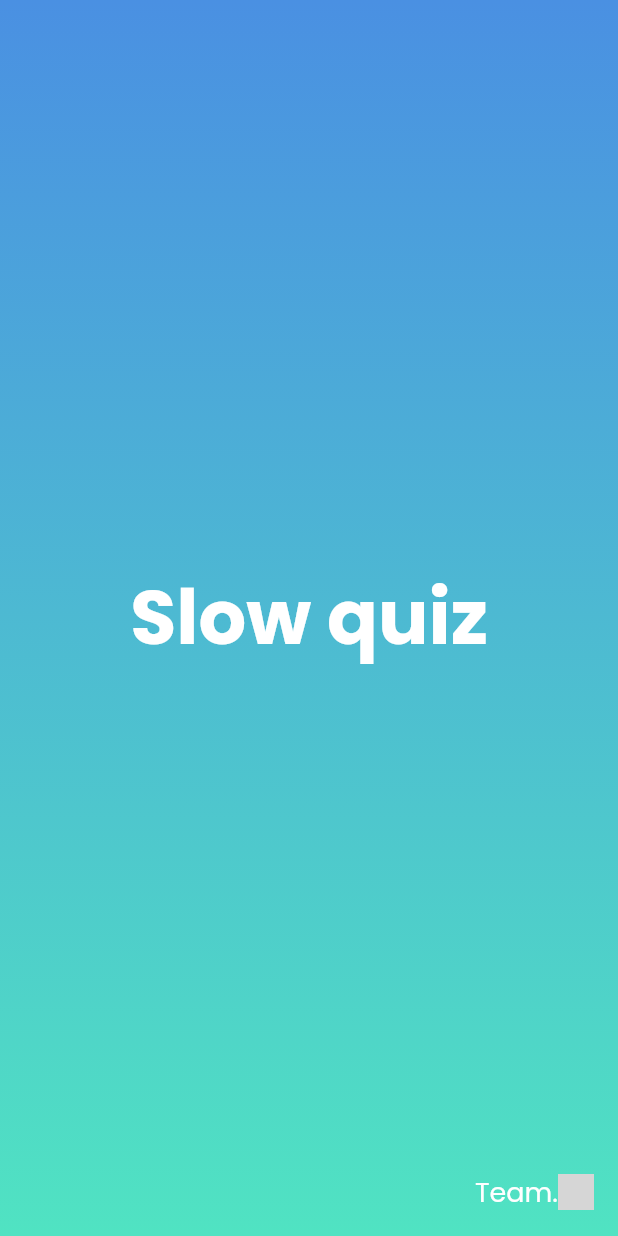
After one commit to SeSAC-ton/flutter, a Flutter app: the SplashScreen screen opened directly, on a phone screen of 412 x 824 dp. The commit adds this screen. Run offline on Flutter 3.47's test engine with Material 3 defaults, Android fonts, the phone set to English and light mode, and no system bars; our stand-ins replace firebase_core, firebase_vertexai, flutter_native_splash, freezed_annotation, go_router, google_fonts and 1 more; accounts and stored records are empty; generated files the repository leaves out were written again; network calls fail; grey boxes are pictures that could not be loaded.

Commit message:
feat: 자동로그인

```diff
--- a/lib/data/data_source/member_data_source/member_data_source.dart
+++ b/lib/data/data_source/member_data_source/member_data_source.dart
@@ -1,3 +1,5 @@
+
+import 'package:sesac_ton/data/model/member/user_info.dart';
 
 import '../../../core/result.dart';
 import '../../model/member/login/login_info.dart';
@@ -7,5 +9,5 @@ abstract interface class MemberDataSource {
   Future<Result<void>> loginUser(LoginInfo loginInfo);
   Future<Result<void>> registerUser(RegisterInfo registerInfo);
   Future<Result<void>> checkUserId(String id);
-  Future<Result<String>> getUserName();
+  Future<Result<UserInfo>> getUserName();
 }
--- a/lib/data/model/member/login/login_info.dart
+++ b/lib/data/model/member/login/login_info.dart
@@ -10,10 +10,6 @@ class LoginInfo with _$LoginInfo {
     required String id,
     @JsonKey(name: 'member_pw')
     required String password,
-    @JsonKey(name: 'gcm_key')
-    required String fcmKey,
-    @JsonKey(name: 'device_os')
-    required String deviceOs,
 
   }) = _LoginInfo;
 
--- a/lib/data/repository/member_repository/member_repository_impl.dart
+++ b/lib/data/repository/member_repository/member_repository_impl.dart
@@ -1,5 +1,6 @@
 import 'package:sesac_ton/data/data_source/member_data_source/member_data_source.dart';
 import 'package:sesac_ton/data/model/member/register/register_info.dart';
+import 'package:sesac_ton/data/model/member/user_info.dart';
 
 import '../../../core/result.dart';
 import '../../model/member/login/login_info.dart';
@@ -20,5 +21,5 @@ class MemberRepositoryImpl implements MemberRepository {
   Future<Result<void>> checkUserId(String id) => memberDataSource.checkUserId(id);
 
   @override
-  Future<Result<String>> getUserName() => memberDataSource.getUserName();
+  Future<Result<UserInfo>> getUserName() => memberDataSource.getUserName();
 }
--- a/lib/presentation/chat/chat_view_model.dart
+++ b/lib/presentation/chat/chat_view_model.dart
@@ -9,8 +9,8 @@ class ChatViewModel extends ChangeNotifier {
     initChat();
   }
 
-  List<String> _messages = [];
-  List<String> _userMessages = [];
+  final List<String> _messages = [];
+  final List<String> _userMessages = [];
 
   String _currentMessage = '';
 
--- a/lib/presentation/component/content_widget.dart
+++ b/lib/presentation/component/content_widget.dart
@@ -15,7 +15,7 @@ class ContentWidget extends StatelessWidget {
   Widget build(BuildContext context) {
     return Expanded(
       child: Container(
-        padding: const EdgeInsets.symmetric(horizontal: 10.0),
+        padding: const EdgeInsets.symmetric(horizontal: 10.0, vertical: 10),
         decoration: BoxDecoration(
           color: ColorStyles.white,
           borderRadius: BorderRadius.circular(20.0),
--- a/lib/presentation/home/home_screen.dart
+++ b/lib/presentation/home/home_screen.dart
@@ -14,7 +14,7 @@ class HomeScreen extends StatelessWidget {
 
   @override
   Widget build(BuildContext context) {
-    final viewmodel = context.watch<HomeViewModel>();
+    context.watch<HomeViewModel>();
     return Scaffold(
       appBar: AppBar(
         actions: [
@@ -35,7 +35,7 @@ class HomeScreen extends StatelessWidget {
       ),
       body: Center(
         child: Padding(
-          padding: const EdgeInsets.symmetric(vertical: 20, horizontal: 30),
+          padding: const EdgeInsets.only(left: 30, right: 30, bottom: 20, top: 30),
           child: Column(
             crossAxisAlignment: CrossAxisAlignment.center,
             children: [
--- a/lib/presentation/home/home_view_model.dart
+++ b/lib/presentation/home/home_view_model.dart
@@ -1,4 +1,5 @@
 import 'package:flutter/cupertino.dart';
+import 'package:sesac_ton/data/model/member/user_info.dart';
 import 'package:sesac_ton/data/repository/member_repository/member_repository.dart';
 import 'package:sesac_ton/util/network.dart';
 
@@ -25,8 +26,9 @@ class HomeViewModel with ChangeNotifier {
     final result = await _memberRepository.getUserName();
     switch (result) {
       case Success(:final data):
-        userName = data;
         _isLoading = false;
+        userName = data.name;
+        birth = data.birth;
         _errorMessage = '';
         notifyListeners();
       case Error(:final e):
--- a/lib/presentation/login/login_screen.dart
+++ b/lib/presentation/login/login_screen.dart
@@ -23,13 +23,13 @@ class LoginScreen extends StatelessWidget {
                 return Column(
                   crossAxisAlignment: CrossAxisAlignment.start,
                   children: [
-                    Text('Hello',
+                    Text('반가워요',
                         style: Fonts.headerTextBold.copyWith(
                           color: ColorStyles.black,
                         )),
 
                     Text(
-                      'welcome Back!',
+                      '궁금한 것 모두 찾아보세요!',
                       style: Fonts.largeTextRegular.copyWith(
                         color: ColorStyles.black2,
                       ),
@@ -47,6 +47,8 @@ class LoginScreen extends StatelessWidget {
                     InputField(
                       label: '비밀번호',
                       placeHolder: '비밀번호를 입력해주세요.',
+                      keyboardType: TextInputType.visiblePassword,
+                      obscureText: true,
                       onChanged: (String text) {
                         viewModel.passwordValue = text;
                       },
--- /dev/null
+++ b/lib/presentation/splash/splash_screen.dart
@@ -0,0 +1,73 @@
+import 'package:flutter/material.dart';
+import 'package:go_router/go_router.dart';
+
+import '../../ui/color_styles.dart';
+import '../../ui/text_styles.dart';
+
+class SplashScreen extends StatefulWidget {
+  const SplashScreen({super.key});
+
+  @override
+  State<SplashScreen> createState() => _SplashScreenState();
+}
+
+class _SplashScreenState extends State<SplashScreen> {
+  @override
+  void initState() {
+    super.initState();
+  }
+
+  @override
+  Widget build(BuildContext context) {
+    return Scaffold(
+      body: Stack(
+        children: [
+          Container(
+            decoration: const BoxDecoration(
+              gradient: LinearGradient(
+                colors: [Color(0xFF4A90E2), Color(0xFF50E3C2)],
+                begin: Alignment.topCenter,
+                end: Alignment.bottomCenter,
+              ),
+            ),
+          ),
+          Center(
+            child: Column(
+              mainAxisAlignment: MainAxisAlignment.center,
+              children: [
+                Text(
+                  'Slow quiz',
+                  style: Fonts.tittleTextBold.copyWith(
+                    color: ColorStyles.white,
+                  ),
+                ),
+              ],
+            ),
+          ),
+          Align(
+            alignment: Alignment.bottomRight,
+            child: Padding(
+              padding: const EdgeInsets.all(16.0),
+              child: Row(
+                mainAxisAlignment: MainAxisAlignment.end,
+                children: [
+                  Text(
+                    'Team.',
+                    style: Fonts.mediumTextRegular.copyWith(
+                      color: ColorStyles.white,
+                    ),
+                  ),
+                  Image.asset(
+                    'assets/avocado.png',
+                    width: 24,
+                    height: 24,
+                  ),
+                ],
+              ),
+            ),
+          ),
+        ],
+      ),
+    );
+  }
+}
--- a/lib/util/network.dart
+++ b/lib/util/network.dart
@@ -1,4 +1,5 @@
 const String baseUrl = 'http://api.sesac.sunghunaaa.store';
 
-int memberIdx = 1;
+int memberIdx = -1;
 String userName = '[사용자]';
+String birth = '000101';
```
Also changed, not shown: lib/core/router.dart (+11 -6 lines), lib/data/data_source/chat_data_source/chat_data_source_impl.dart (+84 -6 lines), lib/data/data_source/member_data_source/member_data_source_impl.dart (+11 -3 lines), lib/data/model/member/user_info.dart (added, +15 -0 lines), lib/data/repository/member_repository/member_repository.dart (+5 -2 lines), lib/main.dart (+6 -1 lines), lib/presentation/chat/chat_screen.dart (+5 -4 lines), lib/presentation/login/login_view_model.dart (+19 -2 lines), pubspec.yaml (+14 -0 lines).
